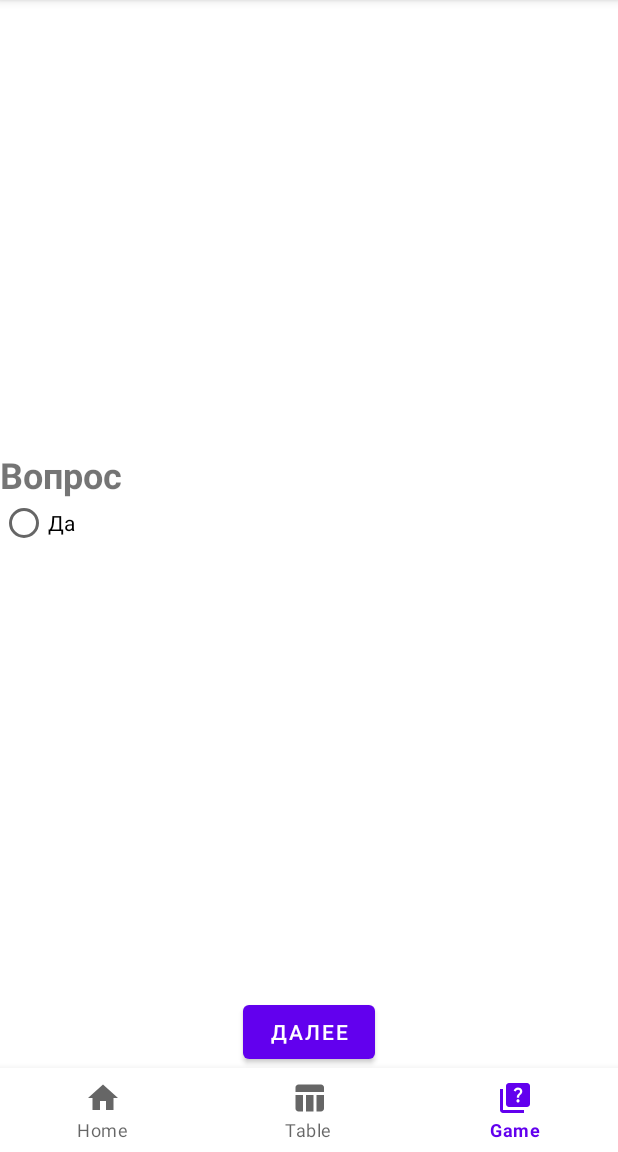
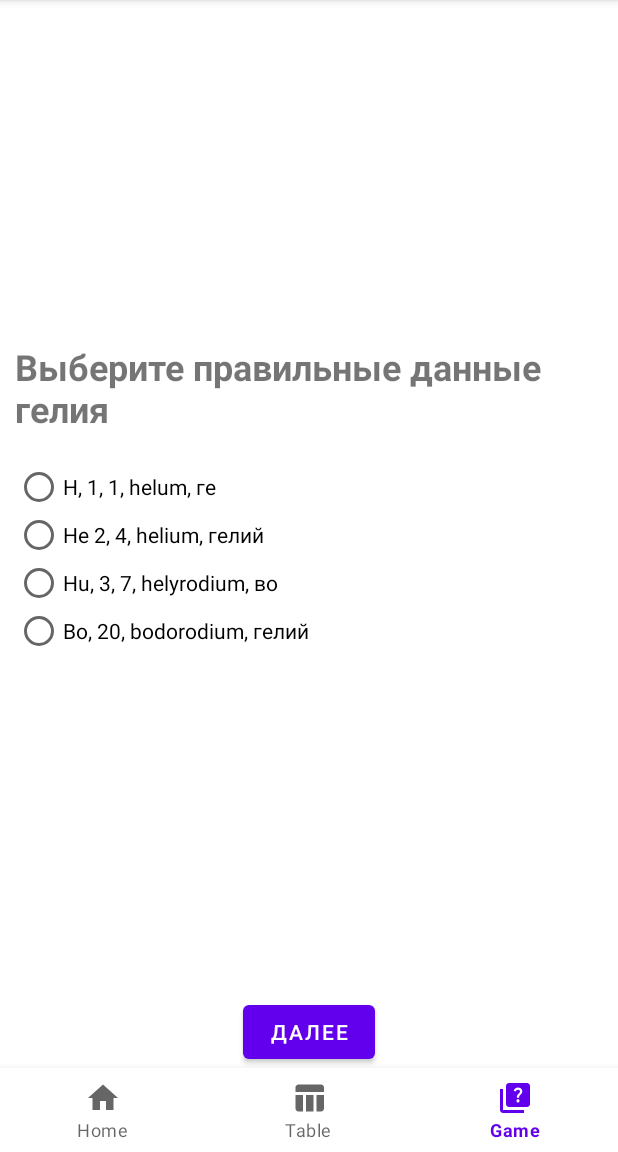
Before and after one commit to AlexKostyakov/Easy_chemistry, an Android app: the screen it shows after launch (MainActivity), item 3 of the bottom bar chosen, on a phone screen of 412 x 824 dp, the part 84-1236 px from its top. Run offline under Robolectric (Android 15) with nearby library versions, the phone set to English and light mode, and no system bars; our stand-ins replace Room's generated code.

Commit message:
easy chemistry

```diff
--- a/app/src/main/java/com/example/easy_chemistry/MyImageAdapter.java
+++ b/app/src/main/java/com/example/easy_chemistry/Adapters/MyImageAdapter.java
@@ -1,4 +1,4 @@
-package com.example.easy_chemistry;
+package com.example.easy_chemistry.Adapters;
 
 import android.graphics.Bitmap;
 import android.view.View;
--- a/app/src/main/java/com/example/easy_chemistry/QuestionDAO.java
+++ b/app/src/main/java/com/example/easy_chemistry/DAO/QuestionDAO.java
@@ -1,10 +1,12 @@
-package com.example.easy_chemistry;
+package com.example.easy_chemistry.DAO;
 
 import androidx.lifecycle.LiveData;
 import androidx.room.Dao;
 import androidx.room.Delete;
 import androidx.room.Insert;
 import androidx.room.Query;
+
+import com.example.easy_chemistry.Question;
 
 import java.util.List;
 
--- /dev/null
+++ b/app/src/main/java/com/example/easy_chemistry/Database/InitializeQuestions.java
@@ -0,0 +1,25 @@
+package com.example.easy_chemistry.Database;
+
+import com.example.easy_chemistry.Question;
+import com.example.easy_chemistry.QuestionViewModel;
+
+import java.util.List;
+
+public class InitializeQuestions {
+    private final QuestionViewModel questionViewModel;
+
+
+    public InitializeQuestions(QuestionViewModel questionViewModel) {
+        this.questionViewModel = questionViewModel;
+    }
+    public void initialize(){
+        questionViewModel.insert(new Question(
+                "Выберите правильные данные водорода",
+                List.of("H, 1, 1, hydrogenium, аш", "Ga 2, 4, hydrogelium, аш", "V, 3, 7, vodoridyum, во", "Bo, 20, bodorodium, водород"),
+                0));
+        questionViewModel.insert(new Question(
+                "Выберите правильные данные гелия",
+                List.of("H, 1, 1, helum, ге", "Не 2, 4, helium, гелий", "Hu, 3, 7, helyrodium, во", "Bo, 20, bodorodium, гелий"),
+                1));
+    }
+}
--- a/app/src/main/java/com/example/easy_chemistry/QuizDatabase.java
+++ b/app/src/main/java/com/example/easy_chemistry/Database/QuizDatabase.java
@@ -1,10 +1,13 @@
-package com.example.easy_chemistry;
+package com.example.easy_chemistry.Database;
 
 import android.content.Context;
 
 import androidx.room.Database;
 import androidx.room.Room;
 import androidx.room.RoomDatabase;
+
+import com.example.easy_chemistry.DAO.QuestionDAO;
+import com.example.easy_chemistry.Question;
 
 import java.util.concurrent.ExecutorService;
 import java.util.concurrent.Executors;
--- /dev/null
+++ b/app/src/main/java/com/example/easy_chemistry/Fragments/GameFragment.java
@@ -0,0 +1,126 @@
+package com.example.easy_chemistry.Fragments;
+
+import android.app.Dialog;
+import android.os.Bundle;
+
+import androidx.annotation.NonNull;
+import androidx.annotation.Nullable;
+import androidx.fragment.app.Fragment;
+import androidx.lifecycle.ViewModelProvider;
+
+import android.util.Log;
+import android.view.LayoutInflater;
+import android.view.View;
+import android.view.ViewGroup;
+import android.widget.Button;
+import android.widget.RadioButton;
+import android.widget.RadioGroup;
+import android.widget.TextView;
+
+import com.example.easy_chemistry.Database.InitializeQuestions;
+import com.example.easy_chemistry.Question;
+import com.example.easy_chemistry.QuestionViewModel;
+import com.example.easy_chemistry.R;
+
+import java.util.ArrayList;
+import java.util.Collections;
+import java.util.List;
+
+
+public class GameFragment extends Fragment {
+
+    private TextView textView;
+    private RadioGroup radioGroup;
+    private Button button;
+    private static int indexator = 0;
+    public static int COUNT_OF_QUESTIONS = 2;
+    private List<Question> randomQuestionsList;
+    private static final String LOG_TAG = GameFragment.class.getName();
+    private static int score = 0;
+    private QuestionViewModel questionViewModel;
+    @Override
+    public View onCreateView(LayoutInflater inflater, ViewGroup container,
+                             Bundle savedInstanceState) {
+        View view = inflater.inflate(R.layout.fragment_game, container, false);
+        textView = view.findViewById(R.id.questionTextView);
+
+        radioGroup = view.findViewById(R.id.answersGroup);
+
+        button = view.findViewById(R.id.nextButton);
+        return view;
+    }
+
+    @Override
+    public void onViewCreated(@NonNull View view, @Nullable Bundle savedInstanceState) {
+        questionViewModel = new ViewModelProvider(this).get(QuestionViewModel.class);
+        InitializeQuestions initializeQuestions = new InitializeQuestions(questionViewModel);
+        initializeQuestions.initialize();
+        questionViewModel.getAllQuestions().observe(getViewLifecycleOwner(), questions -> {
+            if (questions != null && !questions.isEmpty()) {
+                List<Question> listQuestions = new ArrayList<>(questions);
+                randomQuestionsList = selectRandomQuestion(listQuestions);
+                Log.d(LOG_TAG,randomQuestionsList.toString());
+                showQuestion(randomQuestionsList.get(indexator));
+
+            }
+        });
+        button.setOnClickListener(v -> {
+
+            RadioButton selectedAnswer = getView().findViewById(radioGroup.getCheckedRadioButtonId());
+            if(selectedAnswer != null && selectedAnswer.getText().toString().equals(randomQuestionsList.get(indexator).getCorrectAnswer())){
+                score+=10;
+
+            }
+            indexator += 1;
+            if (indexator < COUNT_OF_QUESTIONS){
+                showQuestion(randomQuestionsList.get(indexator));
+            }
+            else {
+                onFinishGame();
+            }
+
+
+
+        });
+    }
+    public  void checkAnswer(){
+
+    }
+
+    private void onFinishGame() {
+        Dialog dialog = new Dialog(getContext(), R.style.Dialog_Theme);
+        dialog.setContentView(R.layout.game_over_dialog);
+        TextView textView = dialog.findViewById(R.id.counter_text);
+        textView.setText("Ваш счет: " + score);
+        Button restartButton = dialog.findViewById(R.id.restart_button);
+        Button homeButton = dialog.findViewById(R.id.home_button);
+        restartButton.setOnClickListener(v -> {
+            Log.d(LOG_TAG, "restart");
+            dialog.dismiss();
+        });
+        homeButton.setOnClickListener(v -> {
+            Log.d(LOG_TAG, "home");
+            dialog.dismiss();
+        });
+        dialog.show();
+    }
+
+    private void showQuestion(Question question) {
+        textView.setText(question.getText());
+        radioGroup.removeAllViews();
+        for (int i = 0; i < question.getAnswers().size(); i++) {
+            RadioButton radioButton = new RadioButton(requireContext());
+            radioButton.setText(question.getAnswers().get(i));
+            radioGroup.addView(radioButton);
+        }
+    }
+    private List<Question> selectRandomQuestion(List<Question> list){
+        List<Question> questionList = new ArrayList<>();
+        Collections.shuffle(list);
+        for (int i = 0; i < COUNT_OF_QUESTIONS; i++) {
+            questionList.add(list.get(i));
+        }
+        return questionList;
+
+    }
+}
--- a/app/src/main/java/com/example/easy_chemistry/HomeFragment.java
+++ b/app/src/main/java/com/example/easy_chemistry/Fragments/HomeFragment.java
@@ -1,4 +1,4 @@
-package com.example.easy_chemistry;
+package com.example.easy_chemistry.Fragments;
 
 import android.os.Bundle;
 
@@ -7,6 +7,8 @@ import androidx.fragment.app.Fragment;
 import android.view.LayoutInflater;
 import android.view.View;
 import android.view.ViewGroup;
+
+import com.example.easy_chemistry.R;
 
 
 public class HomeFragment extends Fragment {
--- a/app/src/main/java/com/example/easy_chemistry/TableFragment.java
+++ b/app/src/main/java/com/example/easy_chemistry/Fragments/TableFragment.java
@@ -1,4 +1,4 @@
-package com.example.easy_chemistry;
+package com.example.easy_chemistry.Fragments;
 
 import android.graphics.Bitmap;
 import android.graphics.BitmapFactory;
@@ -13,6 +13,9 @@ import android.view.View;
 import android.view.ViewGroup;
 import android.widget.Button;
 import android.widget.ViewFlipper;
+
+import com.example.easy_chemistry.Adapters.MyImageAdapter;
+import com.example.easy_chemistry.R;
 
 import java.util.ArrayList;
 import java.util.List;
--- a/app/src/main/java/com/example/easy_chemistry/GameFragment.java
+++ /dev/null
@@ -1,87 +0,0 @@
-package com.example.easy_chemistry;
-
-import android.os.Bundle;
-
-import androidx.annotation.NonNull;
-import androidx.annotation.Nullable;
-import androidx.fragment.app.Fragment;
-import androidx.lifecycle.ViewModelProvider;
-
-import android.view.LayoutInflater;
-import android.view.View;
-import android.view.ViewGroup;
-import android.widget.Button;
-import android.widget.RadioButton;
-import android.widget.RadioGroup;
-import android.widget.TextView;
-
-import java.util.ArrayList;
-import java.util.List;
-
-
-public class GameFragment extends Fragment {
-    private QuestionViewModel questionViewModel;
-    private TextView textView;
-    private RadioGroup radioGroup;
-    private Button button;
-    private int indexator = 0;
-    public static int COUNT_OF_QUESTIONS = 2;
-
-    @Override
-    public View onCreateView(LayoutInflater inflater, ViewGroup container,
-                             Bundle savedInstanceState) {
-        View view = inflater.inflate(R.layout.fragment_game, container, false);
-        textView = view.findViewById(R.id.questionTextView);
-
-        radioGroup = view.findViewById(R.id.answersGroup);
-
-        button = view.findViewById(R.id.nextButton);
-        return view;
-    }
-
-    @Override
-    public void onViewCreated(@NonNull View view, @Nullable Bundle savedInstanceState) {
-        questionViewModel = new ViewModelProvider(this).get(QuestionViewModel.class);
-        questionViewModel.insert(new Question(
-                "Ты уверен что это уже есть в базе данных?",
-                List.of("Да", "Нет", "Не очень", "Я не знаю"),
-                0
-        ));
-        questionViewModel.getAllQuestions().observe(getViewLifecycleOwner(), questions -> {
-            if (questions != null && !questions.isEmpty()) {
-                List<Question> listQuestions = new ArrayList<>(questions);
-//                List<Question> randomQuestionsList = selectRandomQuestions(listQuestions);
-                RadioButton radioButton = new RadioButton(requireContext());
-                radioButton.setText(questions.get(0).getAnswers().get(0));
-                radioGroup.addView(radioButton);
-            }
-        });
-        button.setOnClickListener(v -> {
-            indexator += 1;
-            if (indexator < COUNT_OF_QUESTIONS){
-                showQuestion();
-            }
-            else {
-                onFinishGame();
-            }
-
-        });
-    }
-
-    private void onFinishGame() {
-    }
-
-    private void showQuestion(Question question) {
-        textView.setText(question.getText());
-        radioGroup.removeAllViews();
-        RadioButton radioButton = new RadioButton(requireContext());
-        for (int i = 0; i < question.getAnswers().size(); i++) {
-            radioButton.setText(question.getAnswers().get(i));
-            radioGroup.addView(radioButton);
-        }
-    }
-    private List<Question> selectRandomQuestion(List<Question> list){
-        List<Question>
-
-    }
-}
--- a/app/src/main/java/com/example/easy_chemistry/MainActivity.java
+++ b/app/src/main/java/com/example/easy_chemistry/MainActivity.java
@@ -1,11 +1,13 @@
 package com.example.easy_chemistry;
 
-import androidx.annotation.NonNull;
 import androidx.appcompat.app.AppCompatActivity;
 
 import android.os.Bundle;
 import android.view.MenuItem;
 
+import com.example.easy_chemistry.Fragments.GameFragment;
+import com.example.easy_chemistry.Fragments.HomeFragment;
+import com.example.easy_chemistry.Fragments.TableFragment;
 import com.google.android.material.bottomnavigation.BottomNavigationView;
 import com.google.android.material.navigation.NavigationBarView;
 
--- a/app/src/main/java/com/example/easy_chemistry/QuestionRepository.java
+++ b/app/src/main/java/com/example/easy_chemistry/QuestionRepository.java
@@ -3,6 +3,9 @@ package com.example.easy_chemistry;
 import android.app.Application;
 
 import androidx.lifecycle.LiveData;
+
+import com.example.easy_chemistry.DAO.QuestionDAO;
+import com.example.easy_chemistry.Database.QuizDatabase;
 
 import java.util.List;
 
--- a/app/src/main/res/layout/fragment_game.xml
+++ b/app/src/main/res/layout/fragment_game.xml
@@ -8,7 +8,8 @@
         android:id="@+id/questionTextView"
         android:layout_width="0dp"
         android:layout_height="wrap_content"
-        android:text="Вопрос"
+        android:text="@string/answer_text"
+        android:layout_margin="10dp"
         android:textSize="24sp"
         android:textStyle="bold"
         app:layout_constraintBottom_toTopOf="@id/answersGroup"
@@ -21,6 +22,7 @@
     <RadioGroup
         android:id="@+id/answersGroup"
         android:layout_width="0dp"
+        android:layout_margin="10dp"
         android:layout_height="wrap_content"
         android:orientation="vertical"
         app:layout_constraintBottom_toTopOf="@id/nextButton"
@@ -32,7 +34,7 @@
         android:id="@+id/nextButton"
         android:layout_width="wrap_content"
         android:layout_height="wrap_content"
-        android:text="Далее"
+        android:text="@string/next_btn"
         app:layout_constraintBottom_toBottomOf="parent"
         app:layout_constraintEnd_toEndOf="parent"
         app:layout_constraintStart_toStartOf="parent" />
--- a/app/src/main/res/layout/fragment_home.xml
+++ b/app/src/main/res/layout/fragment_home.xml
@@ -3,7 +3,7 @@
     xmlns:tools="http://schemas.android.com/tools"
     android:layout_width="match_parent"
     android:layout_height="match_parent"
-    tools:context=".HomeFragment"
+    tools:context=".Fragments.HomeFragment"
     android:orientation="vertical"
     android:id="@+id/home_fragment">
 
--- a/app/src/main/res/layout/fragment_table.xml
+++ b/app/src/main/res/layout/fragment_table.xml
@@ -3,7 +3,7 @@
     xmlns:tools="http://schemas.android.com/tools"
     android:layout_width="match_parent"
     android:layout_height="match_parent"
-    tools:context=".TableFragment"
+    tools:context=".Fragments.TableFragment"
     android:orientation="vertical"
     android:id="@+id/table_fragment">
 
--- a/app/src/main/res/values/strings.xml
+++ b/app/src/main/res/values/strings.xml
@@ -5,4 +5,10 @@
     <string name="h_1_1">H - водород, порядковый номер = 1, атомная масса = 1</string>
     <string name="next">следующий</string>
     <string name="previous">предыдущий</string>
+    <string name="gameover">Игра Окончена</string>
+    <string name="count_textview">Ваш счет:</string>
+    <string name="restart_text">Заново</string>
+    <string name="quit_text">Выйти</string>
+    <string name="next_btn">Далее</string>
+    <string name="answer_text">Вопрос</string>
 </resources>
--- /dev/null
+++ b/app/src/main/res/values/styles.xml
@@ -0,0 +1,9 @@
+<?xml version="1.0" encoding="utf-8"?>
+<resources>
+
+    <style name="Dialog_Theme"
+        parent="Theme.MaterialComponents.Light.Dialog">
+        <item name="android:windowEnterAnimation">@anim/slide_in_bottom</item>
+        <item name="android:windowExitAnimation">@anim/slide_out_bottom</item>
+    </style>
+</resources>
```
Also changed, not shown: app/src/main/res/anim/slide_in_bottom.xml (added, +10 -0 lines), app/src/main/res/anim/slide_out_bottom.xml (added, +10 -0 lines), app/src/main/res/layout/game_over_dialog.xml (added, +39 -0 lines).
